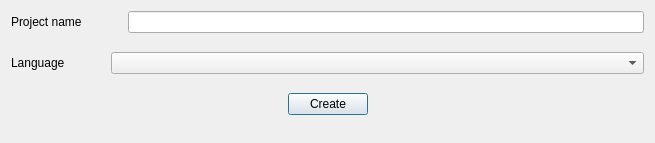
Above: checkfrench/ui/create_project/create_project.ui from Silous888/RawTextCheck before the change. Below: the same form after it.
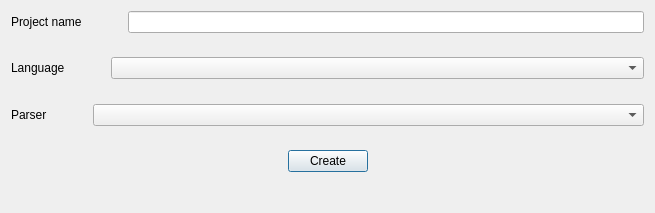
That is the form after the change.

Commit message: parser is now mandatory to create a project

What changed in the file:
```diff
--- a/checkfrench/ui/create_project/create_project.ui
+++ b/checkfrench/ui/create_project/create_project.ui
@@ -7,15 +7,15 @@
     <x>0</x>
     <y>0</y>
     <width>655</width>
-    <height>143</height>
+    <height>213</height>
    </rect>
   </property>
   <property name="windowTitle">
    <string>Create Project</string>
   </property>
-  <layout class="QHBoxLayout" name="horizontalLayout_2">
-   <item>
-    <layout class="QVBoxLayout" name="verticalLayout_main" stretch="0,0,0,0,0,2">
+  <layout class="QGridLayout" name="gridLayout">
+   <item row="0" column="0">
+    <layout class="QVBoxLayout" name="verticalLayout">
      <item>
       <layout class="QHBoxLayout" name="horizontalLayout_projectName" stretch="1,0,2">
        <property name="sizeConstraint">
@@ -120,6 +120,58 @@
        </property>
       </spacer>
      </item>
+     <item>
+      <layout class="QHBoxLayout" name="horizontalLayout_parser" stretch="1,0,2">
+       <property name="sizeConstraint">
+        <enum>QLayout::SetMaximumSize</enum>
+       </property>
+       <item>
+        <widget class="QLabel" name="label_parser">
+         <property name="sizePolicy">
+          <sizepolicy hsizetype="Maximum" vsizetype="Maximum">
+           <horstretch>0</horstretch>
+           <verstretch>0</verstretch>
+          </sizepolicy>
+         </property>
+         <property name="text">
+          <string>Parser</string>
+         </property>
+         <property name="textInteractionFlags">
+          <set>Qt::LinksAccessibleByMouse|Qt::TextSelectableByMouse</set>
+         </property>
+        </widget>
+       </item>
+       <item>
+        <spacer name="horizontalSpacer_parser">
+         <property name="orientation">
+          <enum>Qt::Horizontal</enum>
+         </property>
+         <property name="sizeHint" stdset="0">
+          <size>
+           <width>40</width>
+           <height>20</height>
+          </size>
+         </property>
+        </spacer>
+       </item>
+       <item>
+        <widget class="QComboBox" name="comboBox_parser"/>
+       </item>
+      </layout>
+     </item>
+     <item>
+      <spacer name="verticalSpacer_main_3">
+       <property name="orientation">
+        <enum>Qt::Vertical</enum>
+       </property>
+       <property name="sizeHint" stdset="0">
+        <size>
+         <width>466</width>
+         <height>13</height>
+        </size>
+       </property>
+      </spacer>
+     </item>
      <item>
       <layout class="QHBoxLayout" name="horizontalLayout_create">
        <item>
@@ -158,14 +210,14 @@
       </layout>
      </item>
      <item>
-      <spacer name="verticalSpacer_main_3">
+      <spacer name="verticalSpacer_main_4">
        <property name="orientation">
         <enum>Qt::Vertical</enum>
        </property>
        <property name="sizeHint" stdset="0">
         <size>
          <width>20</width>
-         <height>40</height>
+         <height>30</height>
         </size>
        </property>
       </spacer>
```
The commit also changes 4 other files.
